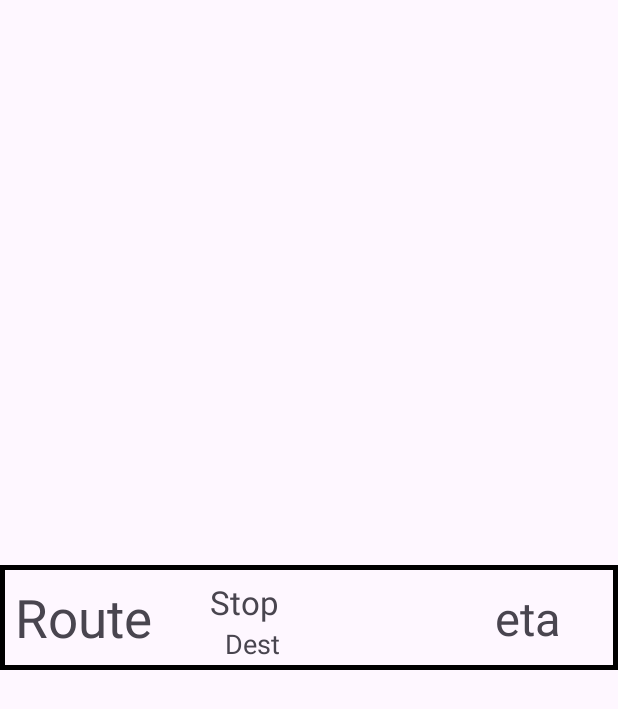
After one commit to DumpySlime/S313F_Group_Project, an Android app: the layout bus_list_row.xml on its own in the app's theme, with its tools: preview values and no code run, on a phone screen of 412 x 824 dp. The commit adds this screen. Shown: the top 709 px of the screen. Run offline under Robolectric (Android 15) with nearby library versions, the phone set to English and light mode, and no system bars.

Commit message:
update activity_main.xml & add bus_list and route_eta

```diff
--- /dev/null
+++ b/app/src/main/res/drawable/bus_list_border.xml
@@ -0,0 +1,4 @@
+<?xml version="1.0" encoding="UTF-8"?>
+<shape xmlns:android="http://schemas.android.com/apk/res/android" android:shape="rectangle">
+    <stroke android:width="3dp" android:color="@color/black"/>
+</shape>
--- a/app/src/main/res/layout/activity_main.xml
+++ b/app/src/main/res/layout/activity_main.xml
@@ -35,12 +35,12 @@
         app:tabIndicatorColor="@color/white"
         app:tabSelectedTextColor="@color/white">
         <com.google.android.material.tabs.TabItem
-            android:id="@+id/buslist"
+            android:id="@+id/bus_list_tab"
             android:text="@string/busList_button"
             android:layout_width="wrap_content"
             android:layout_height="wrap_content"/>
         <com.google.android.material.tabs.TabItem
-            android:id="@+id/bookmark"
+            android:id="@+id/bookmark_tab"
             android:text="@string/bookmark_button"
             android:layout_width="wrap_content"
             android:layout_height="wrap_content"/>
--- /dev/null
+++ b/app/src/main/res/layout/bus_list_row.xml
@@ -0,0 +1,45 @@
+<?xml version="1.0" encoding="utf-8"?>
+<FrameLayout xmlns:android="http://schemas.android.com/apk/res/android"
+    xmlns:tools="http://schemas.android.com/tools"
+    android:layout_width="match_parent"
+    android:layout_height="70dp"
+    android:layout_gravity="center_vertical"
+    android:background="@drawable/bus_list_border">
+
+    <TextView
+        android:id="@+id/busListRow_route_id"
+        android:layout_width="wrap_content"
+        android:layout_height="wrap_content"
+        android:layout_gravity="center_vertical"
+        android:layout_marginStart="10dp"
+        android:text="@string/route_id"
+        android:textSize="16pt" />
+
+    <TextView
+        android:id="@+id/busListRow_stop_name"
+        android:layout_width="wrap_content"
+        android:layout_height="wrap_content"
+        android:layout_marginStart="140dp"
+        android:layout_marginTop="10dp"
+        android:text="@string/stop_name"
+        android:textSize="10pt"/>
+
+    <TextView
+        android:id="@+id/busListRow_dest_name"
+        android:layout_width="wrap_content"
+        android:layout_height="wrap_content"
+        android:layout_marginStart="150dp"
+        android:layout_marginTop="40dp"
+        android:text="@string/dest_name"
+        android:textSize="8pt" />
+
+    <TextView
+        android:id="@+id/busListRow_eta"
+        android:layout_width="wrap_content"
+        android:layout_height="wrap_content"
+        android:layout_gravity="center_vertical"
+        android:layout_marginStart="330dp"
+        android:text="@string/eta"
+        android:textSize="14pt" />
+
+</FrameLayout>
```
Also changed, not shown: app/src/main/res/layout/fragment_bus_list.xml (added, +7 -0 lines), app/src/main/res/layout/fragment_route_eta.xml (added, +14 -0 lines).
